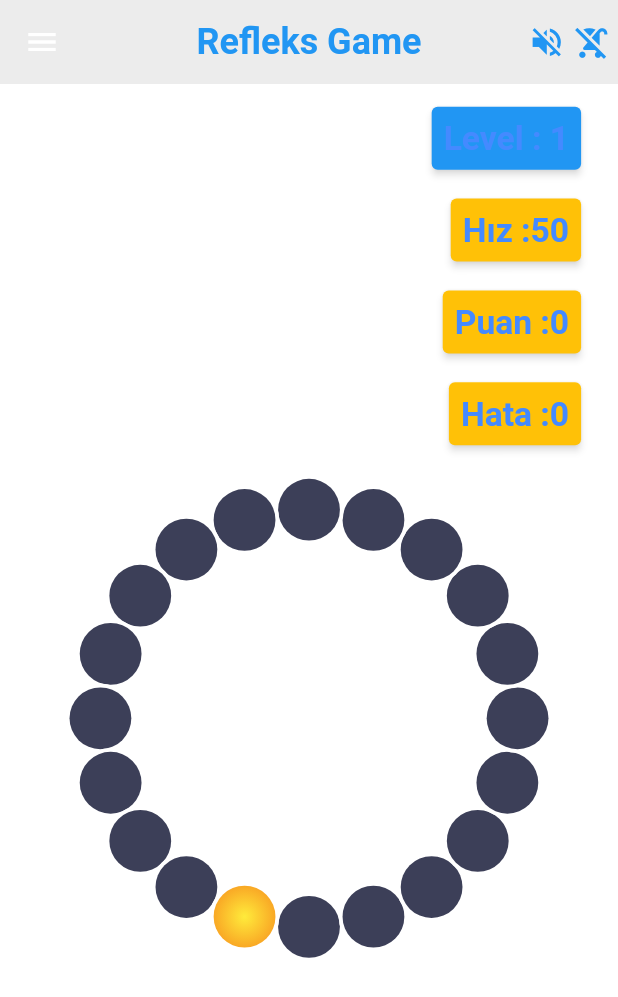
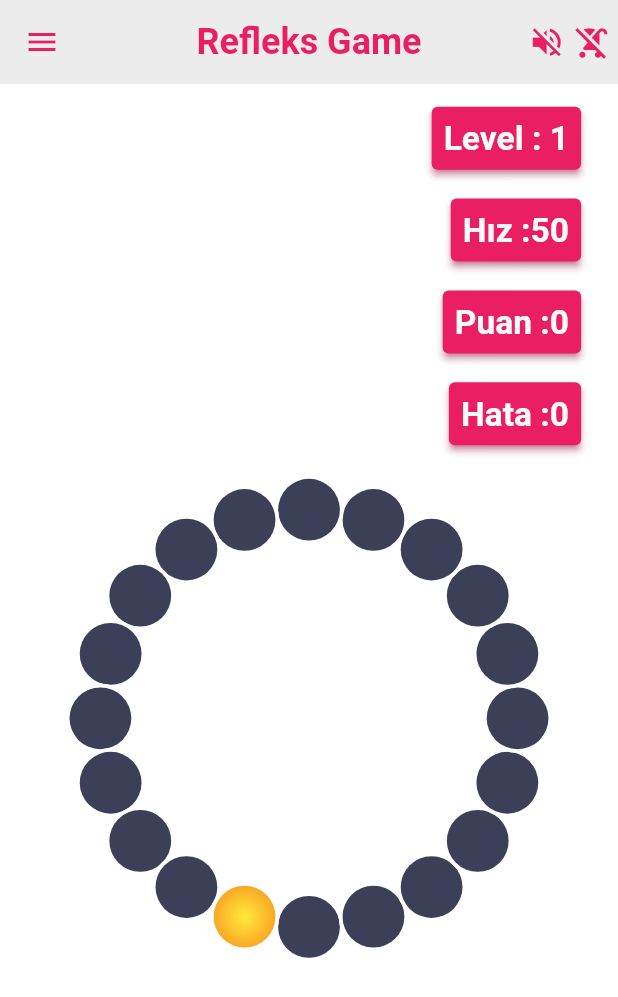
Before and after one commit to byyasar/ledoyun2, a Flutter app: the screen it shows after launch, on a phone screen of 412 x 824 dp. Shown: the top 997 px of the screen. Run offline on Flutter 3.47's test engine with Material 2 defaults, Android fonts, the phone set to English and light mode, and no system bars; our stand-ins replace audioplayers, get.

Commit message:
color theme eklendi

```diff
--- a/lib/core/constant/color_constant.dart
+++ b/lib/core/constant/color_constant.dart
@@ -14,16 +14,4 @@ class ColorConstants {
   final List<Color> ledOnColor = [Colors.red, Colors.red[800]];
   final List<Color> ledRandomColor = [Colors.blue, Colors.blue[800]];
   final List<Color> ledShowColor = [Colors.yellow, Colors.yellow[800]];
-
-  final ThemeData myTheme = ThemeData(
-    primarySwatch: Colors.blue,
-    brightness: Brightness.light,
-    primaryColor: Color( 0xff2196f3 ),
-    primaryColorBrightness: Brightness.dark,
-    primaryColorLight: Color( 0xffbbdefb ),
-    primaryColorDark: Color( 0xff1976d2 ),
-    accentColor: Color( 0xff2196f3 ),
-    accentColorBrightness: Brightness.dark,
-    canvasColor: Color( 0xfffafafa ),
-    );
 }
--- /dev/null
+++ b/lib/core/constant/theme.dart
@@ -0,0 +1,310 @@
+import 'package:flutter/material.dart';
+
+final ThemeData myTheme = ThemeData(
+  visualDensity: VisualDensity.adaptivePlatformDensity,
+  primarySwatch: Colors.pink,
+  brightness: Brightness.light,
+  primaryColor: Color(0xffe91e63),
+  primaryColorBrightness: Brightness.dark,
+  primaryColorLight: Color(0xfff8bbd0),
+  primaryColorDark: Color(0xffc2185b),
+  accentColor: Color(0xffe91e63),
+  accentColorBrightness: Brightness.dark,
+  canvasColor: Color(0xfffafafa),
+  scaffoldBackgroundColor: Color(0xfffafafa),
+  bottomAppBarColor: Color(0xffffffff),
+  cardColor: Color(0xffffffff),
+  dividerColor: Color(0x1f000000),
+  highlightColor: Color(0x66bcbcbc),
+  splashColor: Color(0x66c8c8c8),
+  selectedRowColor: Color(0xfff5f5f5),
+  unselectedWidgetColor: Color(0x8a000000),
+  disabledColor: Color(0x61000000),
+  buttonColor: Color(0xffe0e0e0),
+  toggleableActiveColor: Color(0xffd81b60),
+  secondaryHeaderColor: Color(0xfffce4ec),
+  backgroundColor: Color(0xfff48fb1),
+  dialogBackgroundColor: Color(0xffffffff),
+  indicatorColor: Color(0xffe91e63),
+  hintColor: Color(0x8a000000),
+  errorColor: Color(0xffd32f2f),
+  buttonTheme: ButtonThemeData(
+    textTheme: ButtonTextTheme.normal,
+    minWidth: 88,
+    height: 36,
+    padding: EdgeInsets.only(top: 0, bottom: 0, left: 16, right: 16),
+    shape: RoundedRectangleBorder(
+      side: BorderSide(
+        color: Color(0xff000000),
+        width: 0,
+        style: BorderStyle.none,
+      ),
+      borderRadius: BorderRadius.all(Radius.circular(2.0)),
+    ),
+    alignedDropdown: false,
+    buttonColor: Color(0xffe0e0e0),
+    disabledColor: Color(0x61000000),
+    highlightColor: Color(0x29000000),
+    splashColor: Color(0x1f000000),
+    focusColor: Color(0x1f000000),
+    hoverColor: Color(0x0a000000),
+    colorScheme: ColorScheme(
+      primary: Color(0xffe91e63),
+      primaryVariant: Color(0xffc2185b),
+      secondary: Color(0xffe91e63),
+      secondaryVariant: Color(0xffc2185b),
+      surface: Color(0xffffffff),
+      background: Color(0xfff48fb1),
+      error: Color(0xffd32f2f),
+      onPrimary: Color(0xffffffff),
+      onSecondary: Color(0xffffffff),
+      onSurface: Color(0xff000000),
+      onBackground: Color(0xffffffff),
+      onError: Color(0xffffffff),
+      brightness: Brightness.light,
+    ),
+  ),
+  textTheme: TextTheme(
+
+    caption: TextStyle(
+      color: Color(0x8a000000),
+      fontSize: null,
+      fontWeight: FontWeight.w400,
+      fontStyle: FontStyle.normal,
+    ),
+    button: TextStyle(
+      color: Color(0xdd000000),
+      fontSize: null,
+      fontWeight: FontWeight.w400,
+      fontStyle: FontStyle.normal,
+    ),
+        overline: TextStyle(
+      color: Color(0xff000000),
+      fontSize: null,
+      fontWeight: FontWeight.w400,
+      fontStyle: FontStyle.normal,
+    ),
+  ),
+  primaryTextTheme: TextTheme(
+
+    caption: TextStyle(
+      color: Color(0xb3ffffff),
+      fontSize: null,
+      fontWeight: FontWeight.w400,
+      fontStyle: FontStyle.normal,
+    ),
+    button: TextStyle(
+      color: Color(0xffffffff),
+      fontSize: null,
+      fontWeight: FontWeight.w400,
+      fontStyle: FontStyle.normal,
+    ),
+
+    overline: TextStyle(
+      color: Color(0xffffffff),
+      fontSize: null,
+      fontWeight: FontWeight.w400,
+      fontStyle: FontStyle.normal,
+    ),
+  ),
+  accentTextTheme: TextTheme(
+
+    caption: TextStyle(
+      color: Color(0xb3ffffff),
+      fontSize: null,
+      fontWeight: FontWeight.w400,
+      fontStyle: FontStyle.normal,
+    ),
+    button: TextStyle(
+      color: Color(0xffffffff),
+      fontSize: null,
+      fontWeight: FontWeight.w400,
+      fontStyle: FontStyle.normal,
+    ),
+
+    overline: TextStyle(
+      color: Color(0xffffffff),
+      fontSize: null,
+      fontWeight: FontWeight.w400,
+      fontStyle: FontStyle.normal,
+    ),
+  ),
+  inputDecorationTheme: InputDecorationTheme(
+    labelStyle: TextStyle(
+      color: Color(0xdd000000),
+      fontSize: null,
+      fontWeight: FontWeight.w400,
+      fontStyle: FontStyle.normal,
+    ),
+    helperStyle: TextStyle(
+      color: Color(0xdd000000),
+      fontSize: null,
+      fontWeight: FontWeight.w400,
+      fontStyle: FontStyle.normal,
+    ),
+    hintStyle: TextStyle(
+      color: Color(0xdd000000),
+      fontSize: null,
+      fontWeight: FontWeight.w400,
+      fontStyle: FontStyle.normal,
+    ),
+    errorStyle: TextStyle(
+      color: Color(0xdd000000),
+      fontSize: null,
+      fontWeight: FontWeight.w400,
+      fontStyle: FontStyle.normal,
+    ),
+    errorMaxLines: null,
+    isDense: false,
+    contentPadding: EdgeInsets.only(top: 12, bottom: 12, left: 0, right: 0),
+    isCollapsed: false,
+    prefixStyle: TextStyle(
+      color: Color(0xdd000000),
+      fontSize: null,
+      fontWeight: FontWeight.w400,
+      fontStyle: FontStyle.normal,
+    ),
+    suffixStyle: TextStyle(
+      color: Color(0xdd000000),
+      fontSize: null,
+      fontWeight: FontWeight.w400,
+      fontStyle: FontStyle.normal,
+    ),
+    counterStyle: TextStyle(
+      color: Color(0xdd000000),
+      fontSize: null,
+      fontWeight: FontWeight.w400,
+      fontStyle: FontStyle.normal,
+    ),
+    filled: false,
+    fillColor: Color(0x00000000),
+    errorBorder: UnderlineInputBorder(
+      borderSide: BorderSide(
+        color: Color(0xff000000),
+        width: 1,
+        style: BorderStyle.solid,
+      ),
+      borderRadius: BorderRadius.all(Radius.circular(4.0)),
+    ),
+    focusedBorder: UnderlineInputBorder(
+      borderSide: BorderSide(
+        color: Color(0xff000000),
+        width: 1,
+        style: BorderStyle.solid,
+      ),
+      borderRadius: BorderRadius.all(Radius.circular(4.0)),
+    ),
+    focusedErrorBorder: UnderlineInputBorder(
+      borderSide: BorderSide(
+        color: Color(0xff000000),
+        width: 1,
+        style: BorderStyle.solid,
+      ),
+      borderRadius: BorderRadius.all(Radius.circular(4.0)),
+    ),
+    disabledBorder: UnderlineInputBorder(
+      borderSide: BorderSide(
+        color: Color(0xff000000),
+        width: 1,
+        style: BorderStyle.solid,
+      ),
+      borderRadius: BorderRadius.all(Radius.circular(4.0)),
+    ),
+    enabledBorder: UnderlineInputBorder(
+      borderSide: BorderSide(
+        color: Color(0xff000000),
+        width: 1,
+        style: BorderStyle.solid,
+      ),
+      borderRadius: BorderRadius.all(Radius.circular(4.0)),
+    ),
+    border: UnderlineInputBorder(
+      borderSide: BorderSide(
+        color: Color(0xff000000),
+        width: 1,
+        style: BorderStyle.solid,
+      ),
+      borderRadius: BorderRadius.all(Radius.circular(4.0)),
+    ),
+  ),
+  iconTheme: IconThemeData(
+    color: Color(0xdd000000),
+    opacity: 1,
+    size: 24,
+  ),
+  primaryIconTheme: IconThemeData(
+    color: Color(0xffffffff),
+    opacity: 1,
+    size: 24,
+  ),
+  accentIconTheme: IconThemeData(
+    color: Color(0xffffffff),
+    opacity: 1,
+    size: 24,
+  ),
+  sliderTheme: SliderThemeData(
+    activeTrackColor: null,
+    inactiveTrackColor: null,
+    disabledActiveTrackColor: null,
+    disabledInactiveTrackColor: null,
+    activeTickMarkColor: null,
+    inactiveTickMarkColor: null,
+    disabledActiveTickMarkColor: null,
+    disabledInactiveTickMarkColor: null,
+    thumbColor: null,
+    disabledThumbColor: null,
+    thumbShape: null,
+    overlayColor: null,
+    valueIndicatorColor: null,
+    valueIndicatorShape: null,
+    showValueIndicator: null,
+    valueIndicatorTextStyle: TextStyle(
+      color: Color(0xffffffff),
+      fontSize: null,
+      fontWeight: FontWeight.w400,
+      fontStyle: FontStyle.normal,
+    ),
+  ),
+  tabBarTheme: TabBarTheme(
+    indicatorSize: TabBarIndicatorSize.tab,
+    labelColor: Color(0xffffffff),
+    unselectedLabelColor: Color(0xb2ffffff),
+  ),
+  chipTheme: ChipThemeData(
+    backgroundColor: Color(0x1f000000),
+    brightness: Brightness.light,
+    deleteIconColor: Color(0xde000000),
+    disabledColor: Color(0x0c000000),
+    labelPadding: EdgeInsets.only(top: 0, bottom: 0, left: 8, right: 8),
+    labelStyle: TextStyle(
+      color: Color(0xde000000),
+      fontSize: null,
+      fontWeight: FontWeight.w400,
+      fontStyle: FontStyle.normal,
+    ),
+    padding: EdgeInsets.only(top: 4, bottom: 4, left: 4, right: 4),
+    secondaryLabelStyle: TextStyle(
+      color: Color(0x3d000000),
+      fontSize: null,
+      fontWeight: FontWeight.w400,
+      fontStyle: FontStyle.normal,
+    ),
+    secondarySelectedColor: Color(0x3de91e63),
+    selectedColor: Color(0x3d000000),
+    shape: StadiumBorder(
+        side: BorderSide(
+      color: Color(0xff000000),
+      width: 0,
+      style: BorderStyle.none,
+    )),
+  ),
+  dialogTheme: DialogTheme(
+      shape: RoundedRectangleBorder(
+    side: BorderSide(
+      color: Color(0xff000000),
+      width: 0,
+      style: BorderStyle.none,
+    ),
+    borderRadius: BorderRadius.all(Radius.circular(0.0)),
+  )),
+);
--- a/lib/game_screen/game_screen.dart
+++ b/lib/game_screen/game_screen.dart
@@ -2,6 +2,7 @@ import 'package:flutter/material.dart';
 import 'package:get/get.dart';
 import 'package:ledoyun2/controllers/game_controller.dart';
 import 'package:ledoyun2/core/constant/color_constant.dart';
+import 'package:ledoyun2/core/constant/theme.dart';
 import 'package:ledoyun2/core/extension/context_extension.dart';
 import 'package:ledoyun2/game_screen/widgets/drawer.dart';
 import 'package:ledoyun2/game_screen/widgets/game_body.dart';
@@ -16,6 +17,7 @@ class GameScreen extends StatelessWidget {
     return Scaffold(
       backgroundColor: ColorConstants.instance.white,
       appBar: AppBar(
+        iconTheme: IconThemeData(color: myTheme.accentColor),
         centerTitle: true,
         backgroundColor: ColorConstants.instance.white,
         elevation: 0,
@@ -35,20 +37,26 @@ class GameScreen extends StatelessWidget {
     return [
       Padding(
         padding: EdgeInsets.only(right: 5.0),
-        child: Obx(() => Icon(
+        child: Obx(() => GestureDetector(
+              child: Icon(
                 gameController.ses == true ? Icons.volume_up : Icons.volume_off,
-              color: Colors.blue,
+                color: myTheme.accentColor,
                 size: 25.0,
+              ),
+              onTap: () => gameController.sesAcKapat(),
             )),
       ),
       Padding(
         padding: EdgeInsets.only(right: 5.0),
-        child: Obx(() => Icon(
+        child: Obx(() => GestureDetector(
+              child: Icon(
                 gameController.bebekmod == true
                     ? Icons.stroller
                     : Icons.no_stroller,
-              color: Colors.blue,
+                color: myTheme.accentColor,
                 size: 25.0,
+              ),
+              onTap: () => gameController.bebekmodAcKapat(),
             )),
       ),
     ];
--- a/lib/game_screen/widgets/drawer.dart
+++ b/lib/game_screen/widgets/drawer.dart
@@ -2,6 +2,7 @@ import 'package:flutter/cupertino.dart';
 import 'package:flutter/material.dart';
 import 'package:get/get.dart';
 import 'package:ledoyun2/controllers/game_controller.dart';
+import 'package:ledoyun2/core/constant/theme.dart';
 import 'package:ledoyun2/core/extension/context_extension.dart';
 
 class MyDrawer extends StatelessWidget {
@@ -22,7 +23,7 @@ class MyDrawer extends StatelessWidget {
               ),
             ),
             decoration: BoxDecoration(
-              color: Colors.blue,
+              color: myTheme.accentColor,
             ),
           ),
           Obx(() => Card(
@@ -31,7 +32,7 @@ class MyDrawer extends StatelessWidget {
                     gameController.ses == true
                         ? Icons.volume_up
                         : Icons.volume_off,
-                    color: Colors.blue,
+                    color: myTheme.accentColor,
                     size: 25.0,
                   ),
                   title: Row(
@@ -65,7 +66,7 @@ class MyDrawer extends StatelessWidget {
                     gameController.bebekmod == true
                         ? Icons.stroller
                         : Icons.no_stroller,
-                    color: Colors.blue,
+                    color: myTheme.accentColor,
                     size: 25.0,
                   ),
                   title: Row(
@@ -99,7 +100,7 @@ class MyDrawer extends StatelessWidget {
             child: ListTile(
               leading: Icon(
                 Icons.link,
-                color: context.colors.primary,
+                color: myTheme.accentColor,
               ),
               title: Text('Refkles v1.0'),
             ),
--- a/lib/game_screen/widgets/skorboard.dart
+++ b/lib/game_screen/widgets/skorboard.dart
@@ -1,13 +1,14 @@
 import 'package:flutter/material.dart';
 import 'package:get/get.dart';
 import 'package:ledoyun2/controllers/game_controller.dart';
-import 'package:ledoyun2/core/constant/color_constant.dart';
+import 'package:ledoyun2/core/constant/theme.dart';
 import 'package:ledoyun2/core/extension/context_extension.dart';
 
 class Skorboard extends StatelessWidget {
   @override
   Widget build(BuildContext context) {
-   // final GameController gameController = Get.find<GameController>();
+    // myTheme
+    // final GameController gameController = Get.find<GameController>();
 //ContextExtension
     return Container(
       width: MediaQuery.of(context).size.width * .9,
@@ -28,15 +29,14 @@ class Skorboard extends StatelessWidget {
   Card levelBuild(BuildContext context) {
     final GameController gameController = Get.find<GameController>();
     return Card(
-      color: ColorConstants.instance.myTheme.accentColor,
-      shadowColor: context.colors.onPrimary,
+      color: myTheme.accentColor,
+      shadowColor: myTheme.accentColor,
       elevation: 2.0,
       child: Padding(
         padding: const EdgeInsets.all(8.0),
         child: Text('Level : ${gameController.level}',
             style: context.textThema.subtitle1.copyWith(
-                color: ColorConstants.instance.blueAccent,
-                fontWeight: FontWeight.bold),
+                color: myTheme.canvasColor, fontWeight: FontWeight.bold),
             textScaleFactor: 1.4),
       ),
     );
@@ -45,15 +45,14 @@ class Skorboard extends StatelessWidget {
   Card hizBuild(BuildContext context) {
     final GameController gameController = Get.find<GameController>();
     return Card(
-      color: Colors.amber,
-      shadowColor: context.colors.onPrimary,
+      color: myTheme.accentColor,
+      shadowColor: myTheme.accentColor,
       elevation: 2.0,
       child: Padding(
         padding: const EdgeInsets.all(8.0),
         child: Text('Hız :${gameController.hiz}',
             style: context.textThema.subtitle1.copyWith(
-                color: ColorConstants.instance.blueAccent,
-                fontWeight: FontWeight.bold),
+                color: myTheme.canvasColor, fontWeight: FontWeight.bold),
             textScaleFactor: 1.4),
       ),
     );
@@ -63,15 +62,14 @@ class Skorboard extends StatelessWidget {
 puanBuild(BuildContext context) {
   final GameController gameController = Get.find<GameController>();
   return Card(
-    color: Colors.amber,
-    shadowColor: context.colors.onPrimary,
+    color: myTheme.accentColor,
+    shadowColor: myTheme.accentColor,
     elevation: 2.0,
     child: Padding(
       padding: const EdgeInsets.all(8.0),
       child: Text('Puan :${gameController.puan}',
           style: context.textThema.subtitle1.copyWith(
-              color: ColorConstants.instance.blueAccent,
-              fontWeight: FontWeight.bold),
+              color: myTheme.canvasColor, fontWeight: FontWeight.bold),
           textScaleFactor: 1.4),
     ),
   );
@@ -80,15 +78,14 @@ puanBuild(BuildContext context) {
 hataBuild(BuildContext context) {
   final GameController gameController = Get.find<GameController>();
   return Card(
-    color: Colors.amber,
-    shadowColor: context.colors.onPrimary,
+    color: myTheme.accentColor,
+    shadowColor: myTheme.accentColor,
     elevation: 2.0,
     child: Padding(
       padding: const EdgeInsets.all(8.0),
       child: Text('Hata :${gameController.hata}',
           style: context.textThema.subtitle1.copyWith(
-              color: ColorConstants.instance.blueAccent,
-              fontWeight: FontWeight.bold),
+              color: myTheme.canvasColor, fontWeight: FontWeight.bold),
           textScaleFactor: 1.4),
     ),
   );
--- a/lib/main.dart
+++ b/lib/main.dart
@@ -1,6 +1,7 @@
 import 'package:flutter/material.dart';
 import 'package:get/get.dart';
 import 'package:ledoyun2/core/bindings/main_bindings.dart';
+import 'package:ledoyun2/core/constant/theme.dart';
 import 'package:ledoyun2/game_screen/game_screen.dart';
 
 void main() {
@@ -11,13 +12,11 @@ class MyApp extends StatelessWidget {
   @override
   Widget build(BuildContext context) {
     return GetMaterialApp(
+
       debugShowCheckedModeBanner: false,
       initialBinding: MainBindings(),
       title: 'JavaScript game',
-      theme: ThemeData(
-        primarySwatch: Colors.blue,
-        visualDensity: VisualDensity.adaptivePlatformDensity,
-      ),
+      theme:myTheme,
       initialRoute: '/',
       getPages: [
         GetPage(name: '/', page: () => GameScreen()),
```
Lines whose indentation alone changed are shown as unchanged.
